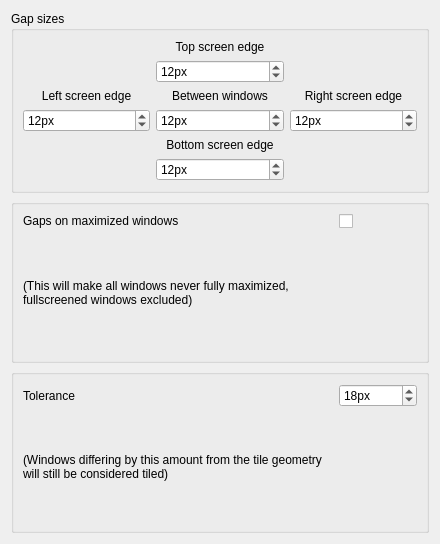
nclarius/tile-gaps, file contents/ui/config.ui: the form before one commit.
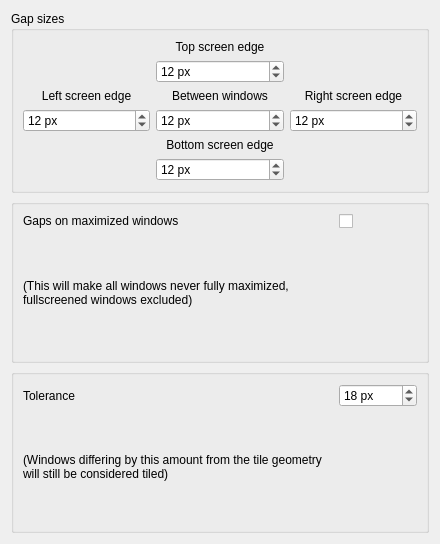
The form after the commit.

Commit message: add option to gap maximized windows

What changed in the file:
```diff
--- a/contents/ui/config.ui
+++ b/contents/ui/config.ui
@@ -73,7 +73,7 @@
       <item row="1" column="3">
        <widget class="QSpinBox" name="kcfg_gapTop">
         <property name="suffix">
-         <string>px</string>
+         <string> px</string>
         </property>
         <property name="maximum">
          <number>999</number>
@@ -86,7 +86,7 @@
       <item row="4" column="0">
        <widget class="QSpinBox" name="kcfg_gapLeft">
         <property name="suffix">
-         <string>px</string>
+         <string> px</string>
         </property>
         <property name="maximum">
          <number>999</number>
@@ -99,7 +99,7 @@
       <item row="4" column="3">
        <widget class="QSpinBox" name="kcfg_gapMid">
         <property name="suffix">
-         <string>px</string>
+         <string> px</string>
         </property>
         <property name="maximum">
          <number>999</number>
@@ -112,7 +112,7 @@
       <item row="4" column="4">
        <widget class="QSpinBox" name="kcfg_gapRight">
         <property name="suffix">
-         <string>px</string>
+         <string> px</string>
         </property>
         <property name="maximum">
          <number>999</number>
@@ -125,7 +125,7 @@
       <item row="6" column="3">
        <widget class="QSpinBox" name="kcfg_gapBottom">
         <property name="suffix">
-         <string>px</string>
+         <string> px</string>
         </property>
         <property name="maximum">
          <number>999</number>
@@ -217,7 +217,7 @@
          </size>
         </property>
         <property name="suffix">
-         <string>px</string>
+         <string> px</string>
         </property>
         <property name="maximum">
          <number>999</number>
```
The commit also changes 2 other files.
